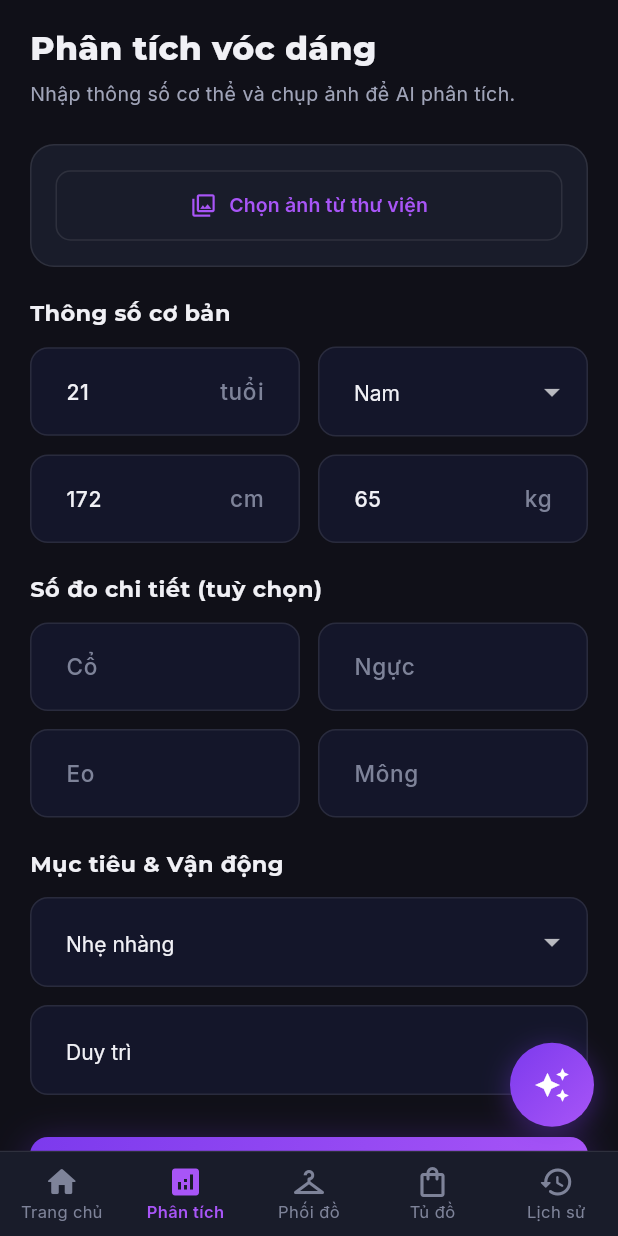
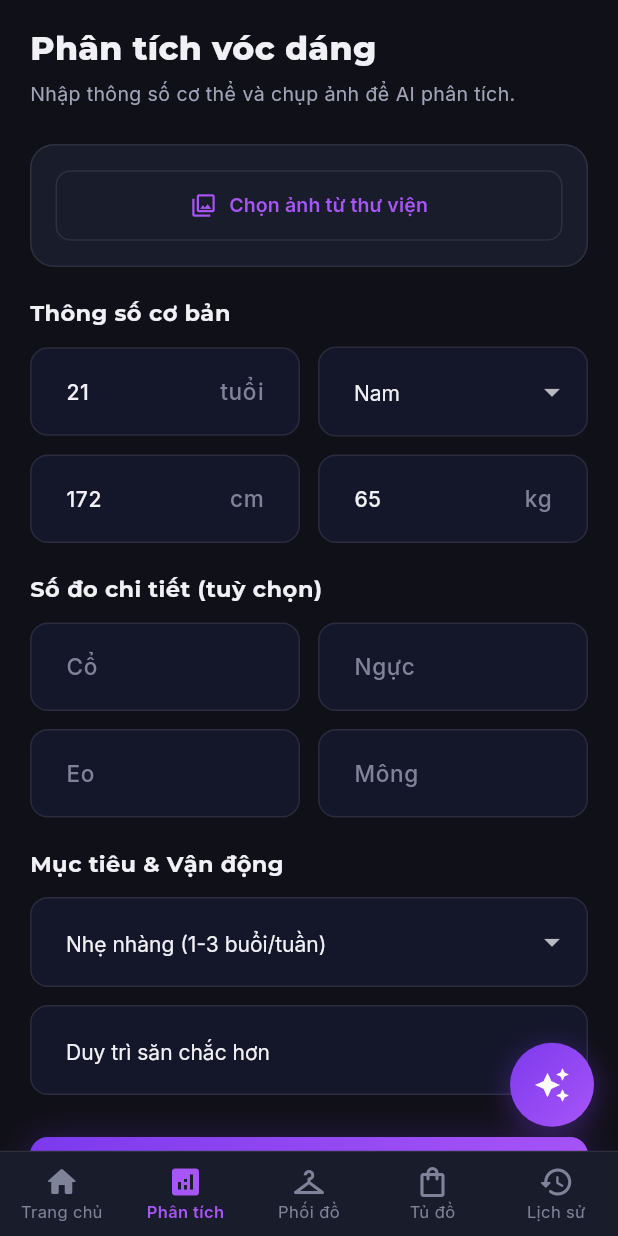
Before and after one commit to lelong3304/fitstyle, a Flutter app: the HomeScreen screen opened directly, item 2 of the bottom bar chosen, on a phone screen of 412 x 824 dp. Run offline on Flutter 3.47's test engine with Material 3 defaults, Android fonts, the phone set to English and light mode, and no system bars; our stand-ins replace google_fonts, image_picker, shared_preferences, webview_flutter; accounts and stored records are empty; network calls fail.

Commit message:
fix: sanitize multipart bodyPhoto MIME type for Gemini vision and align mobile dropdown choices with web

```diff
--- a/fitstyle/mobile/lib/screens/analyze_screen.dart
+++ b/fitstyle/mobile/lib/screens/analyze_screen.dart
@@ -151,16 +151,15 @@ class _AnalyzeScreenState extends State<AnalyzeScreen> {
             const SizedBox(height: 12),
             _buildDropdown('Mức vận động', _activityLevel, {
               'sedentary': 'Ít vận động',
-              'light': 'Nhẹ nhàng',
-              'moderate': 'Trung bình',
-              'active': 'Năng động',
-              'very_active': 'Rất năng động',
+              'light': 'Nhẹ nhàng (1-3 buổi/tuần)',
+              'moderate': 'Trung bình (3-5 buổi/tuần)',
+              'active': 'Tích cực (5-7 buổi/tuần)',
             }, (v) => setState(() => _activityLevel = v!)),
             const SizedBox(height: 12),
             _buildDropdown('Mục tiêu', _goal, {
-              'lose': 'Giảm cân',
-              'maintain': 'Duy trì',
-              'gain': 'Tăng cân',
+              'lose': 'Giảm cân/giảm mỡ',
+              'maintain': 'Duy trì săn chắc hơn',
+              'gain': 'Tăng cân/tăng cơ',
             }, (v) => setState(() => _goal = v!)),
             const SizedBox(height: 28),
 
```
Also changed, not shown: 1 other file.
